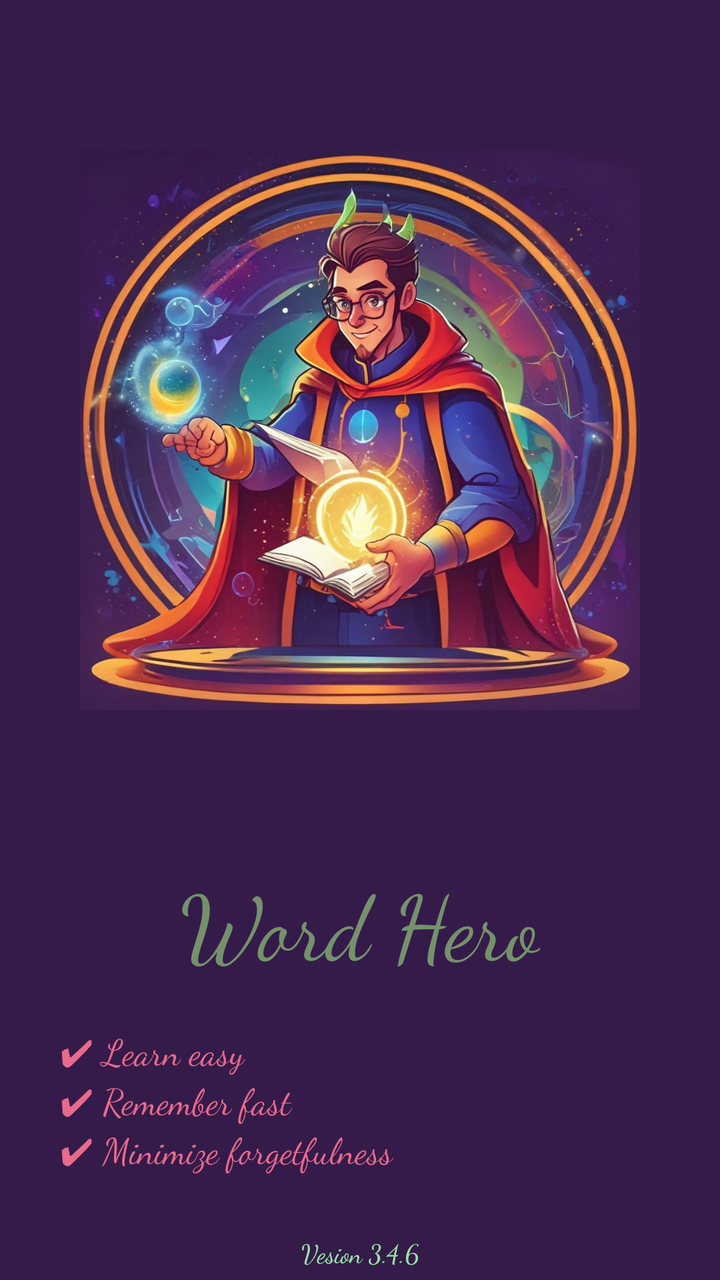
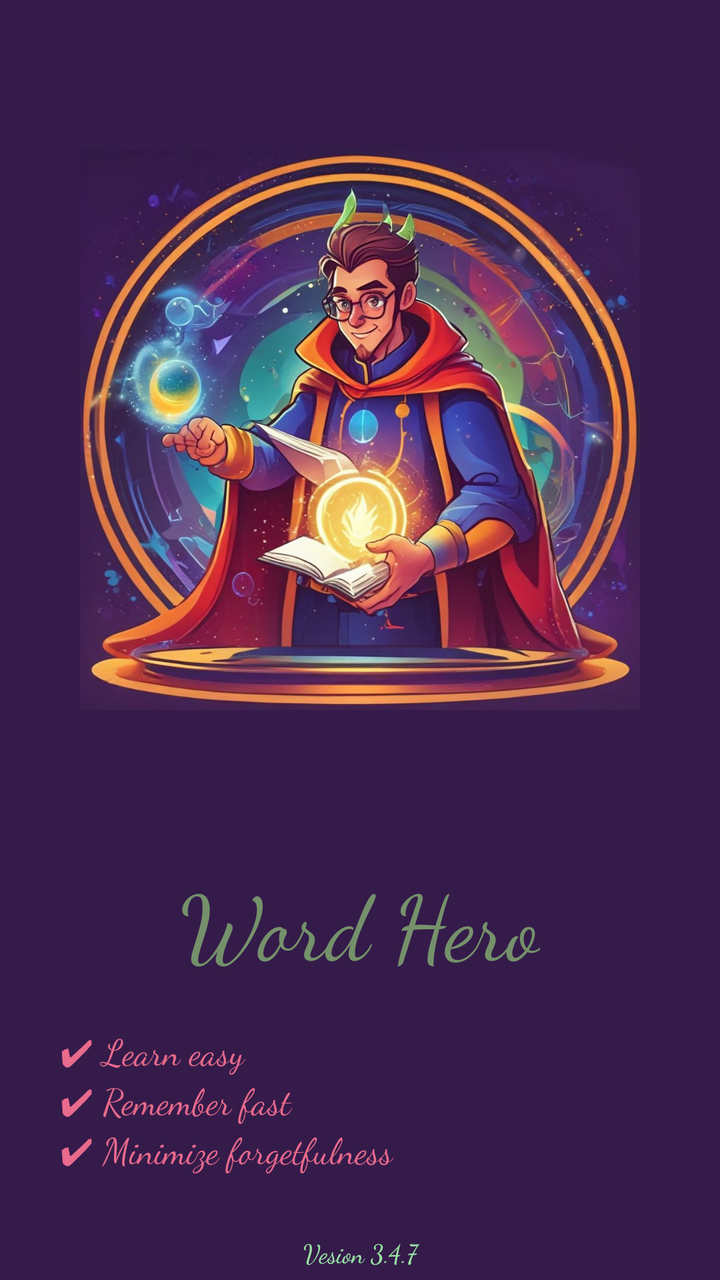

An Android layout rendered at two revisions. The XML below is the earlier revision; the diff shows what the commit changed to produce the second picture.
<!-- AndroidManifest.xml: activity theme Theme.AppCompat.NoActionBar -->
<!-- res/layout/activity_main.xml -->
<?xml version="1.0" encoding="utf-8"?>
<RelativeLayout xmlns:android="http://schemas.android.com/apk/res/android"
    xmlns:app="http://schemas.android.com/apk/res-auto"
    xmlns:tools="http://schemas.android.com/tools"
    android:layout_width="match_parent"
    android:layout_height="match_parent"
    android:layoutDirection="ltr"
    tools:context=".MainActivity"
    android:orientation="vertical"
    android:background="#351B4A"

    >


        <ImageView
            android:layout_width="wrap_content"
            android:layout_height="350dp"
            android:layout_margin="40dp"
            android:src="@drawable/splash"
            android:layout_marginTop="15dp"
            android:id="@+id/splashimage"
            />
        <TextView
            android:layout_width="wrap_content"
            android:layout_height="wrap_content"
            android:text="Word Hero"
            android:layout_marginTop="0dp"
            android:textColor="#75916b"
            android:fontFamily="cursive"
            android:layout_below="@+id/splashimage"
            android:layout_centerHorizontal="true"
            android:textSize="45dp"
            android:id="@+id/tWordHero"
            />




        <TextView
            android:layout_width="match_parent"
            android:layout_height="wrap_content"
            android:gravity="left"
            android:layout_marginLeft="30dp"
            android:layout_marginRight="30dp"
            android:layout_marginTop="20dp"
            android:textSize="18dp"
            android:textColor="#E86a8c"
            android:layout_below="@+id/tWordHero"
            android:fontFamily="cursive"
            android:id="@+id/tAddvertizeMe"
            android:text="✔ Learn easy\n✔ Remember fast\n✔ Minimize forgetfulness"
            />

    <TextView
        android:layout_width="match_parent"
        android:layout_height="wrap_content"
        android:gravity="center"
        android:layout_marginLeft="30dp"
        android:layout_marginRight="30dp"
        android:layout_marginTop="30dp"
        android:textSize="13dp"
        android:textColor="#98e3a5"
        android:layout_below="@+id/tAddvertizeMe"
        android:fontFamily="cursive"
        android:text="Vesion 3.4.6"
        />

<RelativeLayout
    android:layout_width="match_parent"
    android:layout_alignParentBottom="true"
    android:layout_marginTop="20dp"
    android:id="@+id/lytfooter"
    android:layout_marginBottom="30dp"
    android:gravity="center_horizontal"
    android:layout_height="wrap_content">
    <RelativeLayout
        android:layout_width="180dp"
        android:layout_height="70dp"
        android:visibility="invisible"
        android:background="@drawable/curved2"
        android:layout_centerHorizontal="true"
        android:gravity="center"
        android:id="@+id/btnstart"
        >
        <TextView
            android:layout_width="wrap_content"
            android:layout_height="wrap_content"
            android:text="Start"
            android:textSize="22dp"
            android:textStyle="bold"
            android:textColor="#ffffff"
            />

    </RelativeLayout>
    <RelativeLayout
        android:layout_width="match_parent"
        android:layout_marginRight="0dp"
        android:layout_marginLeft="0dp"
        android:layout_height="25dp"
        android:visibility="invisible"
        android:id="@+id/lytproga"
        android:background="@drawable/curve_prograssa2"
        android:layout_marginTop="25dp">

        <RelativeLayout
            android:layout_width="240dp"
            android:layout_height="25dp"
            android:id="@+id/lytprogb"
            android:background="@drawable/curve_prograssb2"
            ></RelativeLayout>
    </RelativeLayout>
</RelativeLayout>
</RelativeLayout>
<!-- resources referenced by this layout -->
<resources>
  <!-- drawable curve_prograssa2 (drawable) -->
  <?xml version="1.0" encoding="UTF-8"?>
  <shape xmlns:android="http://schemas.android.com/apk/res/android">
      <solid android:color="#7c634d"/>
      <stroke android:width="00dp" android:color="#B1BCBE" />
      <corners android:radius="10dp"/>
      <padding android:left="0dp" android:top="0dp" android:right="0dp" android:bottom="0dp" />
  </shape>
  <!-- drawable curve_prograssb2 (drawable) -->
  <?xml version="1.0" encoding="UTF-8"?>
  <shape xmlns:android="http://schemas.android.com/apk/res/android">
      <solid android:color="#856BaA"/>
      <stroke android:width="00dp" android:color="#B1BCBE" />
      <corners android:radius="10dp"/>
      <padding android:left="0dp" android:top="0dp" android:right="0dp" android:bottom="0dp" />
  </shape>
  <!-- drawable curved2 (drawable) -->
  <?xml version="1.0" encoding="UTF-8"?>
  <shape xmlns:android="http://schemas.android.com/apk/res/android">
      <solid android:color="#376270"/>
      <stroke android:width="10dp" android:color="#B1BCBE" />
      <corners android:radius="25dp"/>
      <padding android:left="0dp" android:top="0dp" android:right="0dp" android:bottom="0dp" />
  </shape>
  <!-- drawable splash: jpeg bitmap (drawable, 168121 bytes) -->
</resources>

<!-- the commit's change to res/layout/activity_main.xml (unified diff, before → after) -->
@@ -62,7 +62,7 @@
         android:textColor="#98e3a5"
         android:layout_below="@+id/tAddvertizeMe"
         android:fontFamily="cursive"
-        android:text="Vesion 3.4.6"
+        android:text="Vesion 3.4.7"
         />
 
 <RelativeLayout
